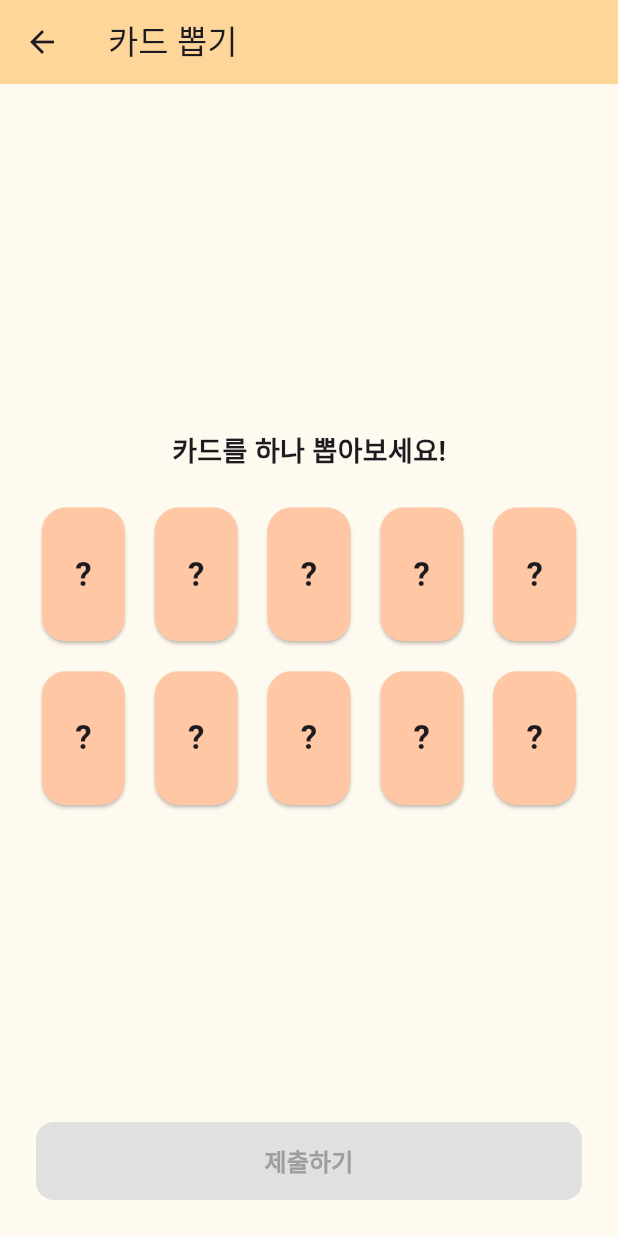
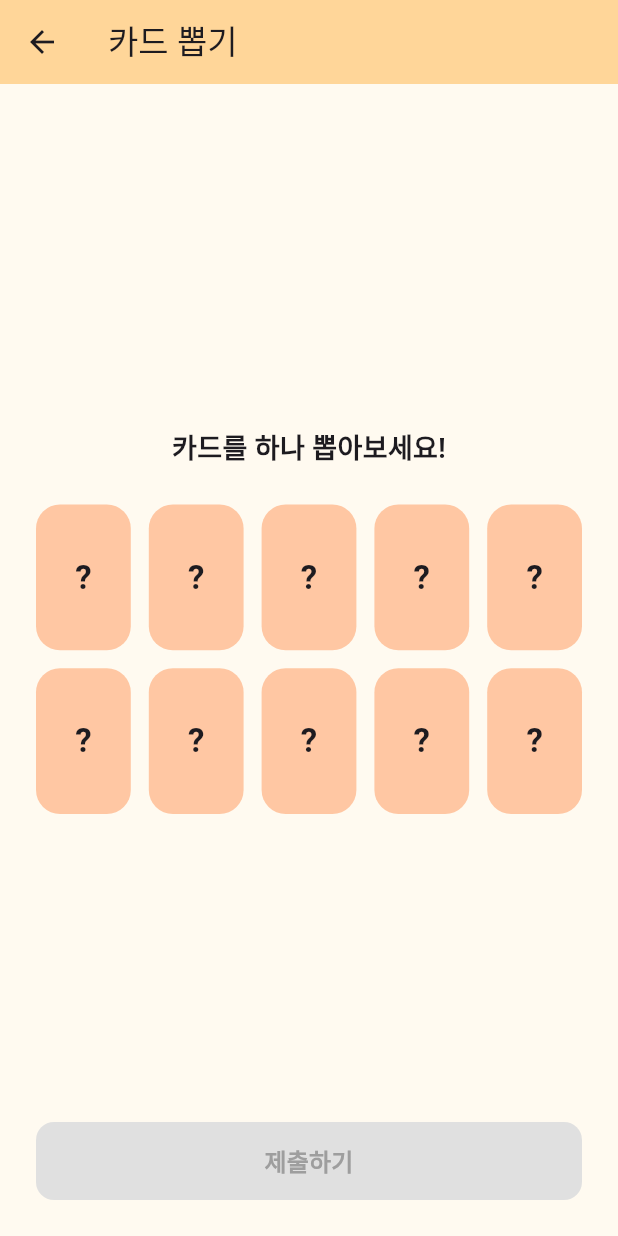
Before and after one commit to niw5924/mini-world, a Flutter app: the CardPickGameScreen screen opened directly, on a phone screen of 412 x 824 dp. Run offline on Flutter 3.47's test engine with Material 3 defaults, Android fonts, the phone set to English and light mode, and no system bars; our stand-ins replace firebase_auth, firebase_core, flutter_dotenv, google_sign_in; accounts and stored records are empty; network calls fail; Roboto replaces fonts that are missing (DungGeunMo).

Commit message:
refactor: 카드 뽑기 UI에서 Card 위젯 제거하고 Container로 단순화

```diff
--- a/lib/game/card_pick/card_pick_game_screen.dart
+++ b/lib/game/card_pick/card_pick_game_screen.dart
@@ -61,7 +61,6 @@ class _CardPickGameScreenState extends State<CardPickGameScreen> {
                       .toList();
             });
             break;
-
           case 'result':
             controller.update(
               myChoice: message['myChoice'],
@@ -122,19 +121,19 @@ class _CardPickGameScreenState extends State<CardPickGameScreen> {
             children: [
               if (joinedUsers.isNotEmpty)
                 JoinedUsersProfile(users: joinedUsers),
-              const SizedBox(height: 20),
               Expanded(
                 child: Column(
                   mainAxisAlignment: MainAxisAlignment.center,
                   children: [
                     const Text(
                       '카드를 하나 뽑아보세요!',
+                      textAlign: TextAlign.center,
                       style: TextStyle(
                         fontSize: 18,
                         fontWeight: FontWeight.w600,
                       ),
                     ),
-                    const SizedBox(height: 20),
+                    const SizedBox(height: 24),
                     GridView.builder(
                       shrinkWrap: true,
                       physics: const NeverScrollableScrollPhysics(),
@@ -160,7 +159,6 @@ class _CardPickGameScreenState extends State<CardPickGameScreen> {
                   ],
                 ),
               ),
-              const SizedBox(height: 20),
               MiniWorldButton(
                 text: '제출하기',
                 enabled: selectedIndex != null,
@@ -174,21 +172,17 @@ class _CardPickGameScreenState extends State<CardPickGameScreen> {
   }
 
   Widget _buildCardFace({required String text, required bool isSelected}) {
-    return Card(
-      shape: RoundedRectangleBorder(
+    return Container(
+      decoration: BoxDecoration(
+        color: AppColors.secondary,
         borderRadius: BorderRadius.circular(16),
-        side:
-            isSelected
-                ? BorderSide(color: AppColors.primary, width: 3.0)
-                : BorderSide.none,
+        border:
+            isSelected ? Border.all(color: AppColors.primary, width: 3) : null,
       ),
-      clipBehavior: Clip.antiAlias,
-      color: AppColors.secondary,
-      child: Center(
-        child: Text(
-          text,
-          style: const TextStyle(fontSize: 22, fontWeight: FontWeight.bold),
-        ),
+      alignment: Alignment.center,
+      child: Text(
+        text,
+        style: const TextStyle(fontSize: 22, fontWeight: FontWeight.bold),
       ),
     );
   }
```
